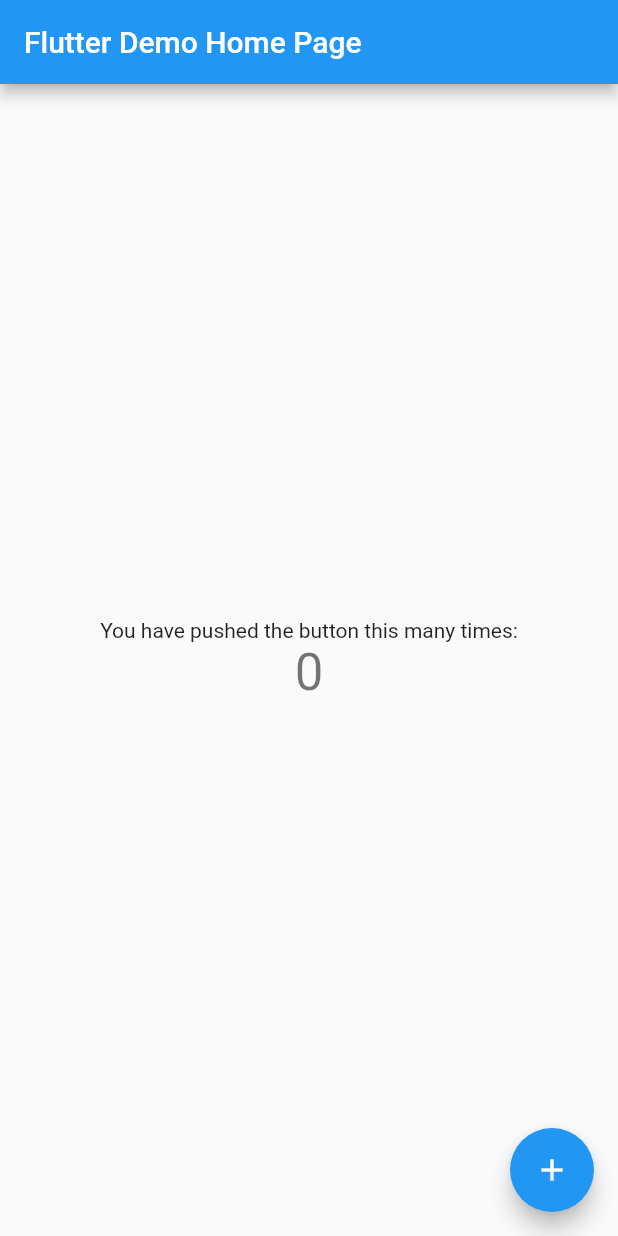
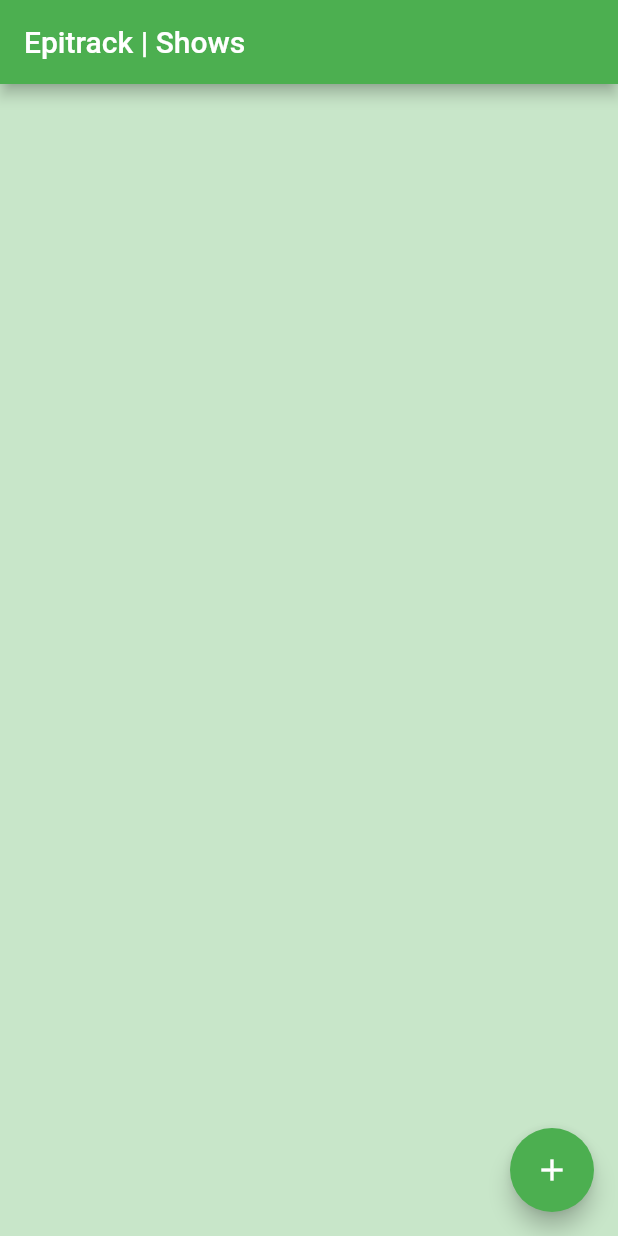
Before and after one commit to ericomoura/epitrack, a Flutter app: the screen it shows after launch, on a phone screen of 412 x 824 dp. Run offline on Flutter 3.47's test engine with Material 2 defaults, Android fonts, the light colour scheme and no system bars.

Commit message:
Empty Shows screen

```diff
--- a/lib/main.dart
+++ b/lib/main.dart
@@ -1,117 +1,50 @@
 import 'package:flutter/material.dart';
 
-void main() {
-  runApp(MyApp());
-}
 
-class MyApp extends StatelessWidget {
-  // This widget is the root of your application.
+void main() => runApp(EpitrackApp());
+
+class EpitrackApp extends StatelessWidget{
   @override
-  Widget build(BuildContext context) {
+  Widget build(BuildContext context){
     return MaterialApp(
-      title: 'Flutter Demo',
+      title: 'Epitrack',
       theme: ThemeData(
-        // This is the theme of your application.
-        //
-        // Try running your application with "flutter run". You'll see the
-        // application has a blue toolbar. Then, without quitting the app, try
-        // changing the primarySwatch below to Colors.green and then invoke
-        // "hot reload" (press "r" in the console where you ran "flutter run",
-        // or simply save your changes to "hot reload" in a Flutter IDE).
-        // Notice that the counter didn't reset back to zero; the application
-        // is not restarted.
-        primarySwatch: Colors.blue,
-        // This makes the visual density adapt to the platform that you run
-        // the app on. For desktop platforms, the controls will be smaller and
-        // closer together (more dense) than on mobile platforms.
-        visualDensity: VisualDensity.adaptivePlatformDensity,
+        primaryColor: Colors.green,
+        canvasColor: Colors.green[100],
       ),
-      home: MyHomePage(title: 'Flutter Demo Home Page'),
+      home: ShowsScreen(),
     );
   }
 }
 
-class MyHomePage extends StatefulWidget {
-  MyHomePage({Key key, this.title}) : super(key: key);
+class ShowsScreen extends StatefulWidget{
+  @override
+  _ShowsScreenState createState() => _ShowsScreenState();
+}
 
-  // This widget is the home page of your application. It is stateful, meaning
-  // that it has a State object (defined below) that contains fields that affect
-  // how it looks.
-
-  // This class is the configuration for the state. It holds the values (in this
-  // case the title) provided by the parent (in this case the App widget) and
-  // used by the build method of the State. Fields in a Widget subclass are
-  // always marked "final".
-
-  final String title;
+class _ShowsScreenState extends State<ShowsScreen>{
 
   @override
-  _MyHomePageState createState() => _MyHomePageState();
-}
-
-class _MyHomePageState extends State<MyHomePage> {
-  int _counter = 0;
-
-  void _incrementCounter() {
-    setState(() {
-      // This call to setState tells the Flutter framework that something has
-      // changed in this State, which causes it to rerun the build method below
-      // so that the display can reflect the updated values. If we changed
-      // _counter without calling setState(), then the build method would not be
-      // called again, and so nothing would appear to happen.
-      _counter++;
-    });
+  Widget build(BuildContext context){
+    return Scaffold(
+      appBar: AppBar(
+        title: Text('Epitrack | Shows'),
+      ),
+      body: _buildShowsList(),
+      floatingActionButton: FloatingActionButton(
+        onPressed: _addShow(),
+        tooltip: 'New show',
+        child: Icon(Icons.add),
+        backgroundColor: Colors.green,
+      ),
+    );
   }
 
-  @override
-  Widget build(BuildContext context) {
-    // This method is rerun every time setState is called, for instance as done
-    // by the _incrementCounter method above.
-    //
-    // The Flutter framework has been optimized to make rerunning build methods
-    // fast, so that you can just rebuild anything that needs updating rather
-    // than having to individually change instances of widgets.
-    return Scaffold(
-      appBar: AppBar(
-        // Here we take the value from the MyHomePage object that was created by
-        // the App.build method, and use it to set our appbar title.
-        title: Text(widget.title),
-      ),
-      body: Center(
-        // Center is a layout widget. It takes a single child and positions it
-        // in the middle of the parent.
-        child: Column(
-          // Column is also a layout widget. It takes a list of children and
-          // arranges them vertically. By default, it sizes itself to fit its
-          // children horizontally, and tries to be as tall as its parent.
-          //
-          // Invoke "debug painting" (press "p" in the console, choose the
-          // "Toggle Debug Paint" action from the Flutter Inspector in Android
-          // Studio, or the "Toggle Debug Paint" command in Visual Studio Code)
-          // to see the wireframe for each widget.
-          //
-          // Column has various properties to control how it sizes itself and
-          // how it positions its children. Here we use mainAxisAlignment to
-          // center the children vertically; the main axis here is the vertical
-          // axis because Columns are vertical (the cross axis would be
-          // horizontal).
-          mainAxisAlignment: MainAxisAlignment.center,
-          children: <Widget>[
-            Text(
-              'You have pushed the button this many times:',
-            ),
-            Text(
-              '$_counter',
-              style: Theme.of(context).textTheme.headline4,
-            ),
-          ],
-        ),
-      ),
-      floatingActionButton: FloatingActionButton(
-        onPressed: _incrementCounter,
-        tooltip: 'Increment',
-        child: Icon(Icons.add),
-      ), // This trailing comma makes auto-formatting nicer for build methods.
-    );
-  }
+  //TODO
+  Widget _buildShowsList(){}
+
+  //TODO
+  _addShow(){}
+
+
 }
```
Also changed, not shown: 1 other file.
